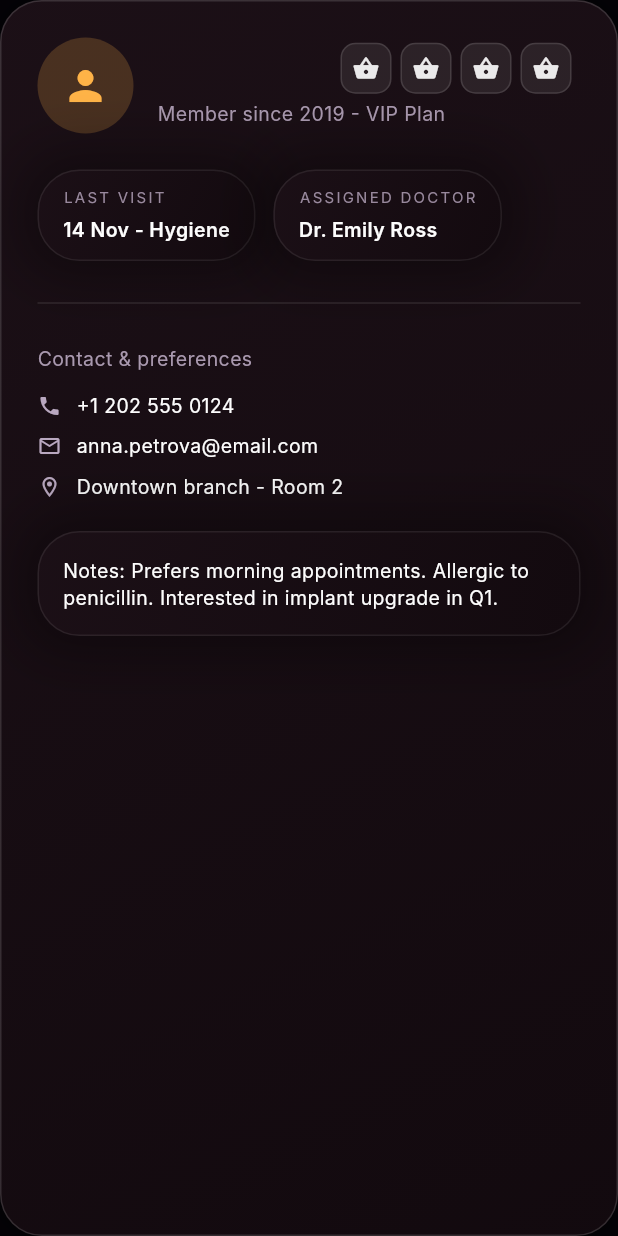
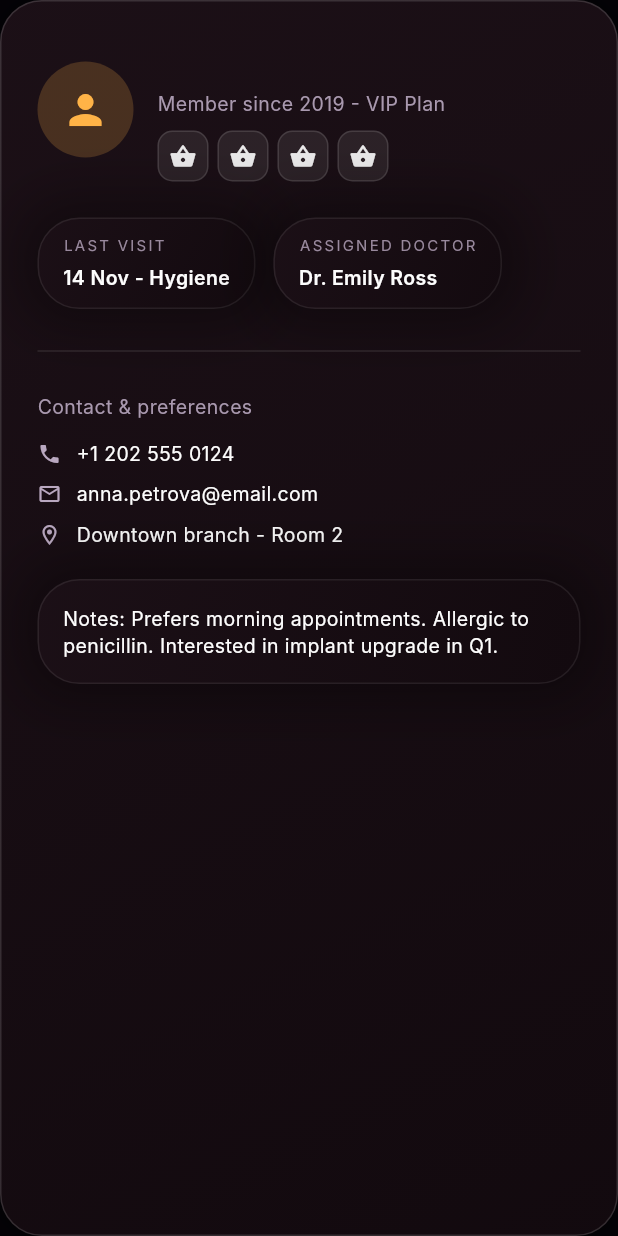
Before and after one commit to greatgreek73/NewClinicDB, a Flutter app: the _InfoCard widget shown alone on an empty page, opened directly with empty values, on a phone screen of 412 x 824 dp. Run offline on Flutter 3.47's test engine with Material 3 defaults, Android fonts, the light colour scheme and no system bars; our stand-ins replace cloud_firestore, firebase_core; accounts and stored records are empty; Roboto replaces fonts that are missing (Inter).

Commit message:
4 корзины-1

```diff
--- a/lib/pages/patient_details_page.dart
+++ b/lib/pages/patient_details_page.dart
@@ -566,10 +566,7 @@ class _InfoCard extends StatelessWidget {
                 child: Column(
                   crossAxisAlignment: CrossAxisAlignment.start,
                   children: [
-                    Row(
-                      children: [
-                        Expanded(
-                          child: Text(
+                    Text(
                       resolvedName,
                       style: const TextStyle(
                         fontSize: 22,
@@ -578,20 +575,6 @@ class _InfoCard extends StatelessWidget {
                       ),
                       maxLines: 1,
                       overflow: TextOverflow.ellipsis,
-                          ),
-                        ),
-                        const SizedBox(width: 12),
-                        _InlineBucketSelector(
-                          patientId: patientId,
-                          initialBucket: initialBucket,
-                          isSaving: isSavingBucket,
-                          bucketService: bucketService,
-                          onSelect: (bucketId, currentBucket) {
-                            if (patientId == null || onBucketSelect == null) return;
-                            onBucketSelect!(patientId!, bucketId, currentBucket);
-                          },
-                        ),
-                      ],
                     ),
                     const SizedBox(height: 4),
                     Text(
@@ -602,6 +585,17 @@ class _InfoCard extends StatelessWidget {
                         fontSize: 13,
                         color: AppColors.textMuted.withOpacity(0.9),
                       ),
+                    ),
+                    const SizedBox(height: 8),
+                    _InlineBucketSelector(
+                      patientId: patientId,
+                      initialBucket: initialBucket,
+                      isSaving: isSavingBucket,
+                      bucketService: bucketService,
+                      onSelect: (bucketId, currentBucket) {
+                        if (patientId == null || onBucketSelect == null) return;
+                        onBucketSelect!(patientId!, bucketId, currentBucket);
+                      },
                     ),
                   ],
                 ),
```
Lines whose indentation alone changed are shown as unchanged.
